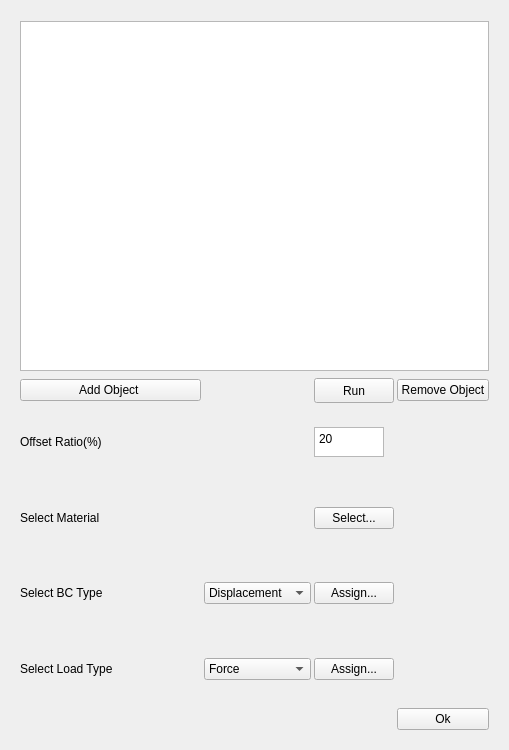
Above: fembygen/ui/createGeo.ui from V-ulkan/FEMbyGEN before the change. Below: the same form after it.
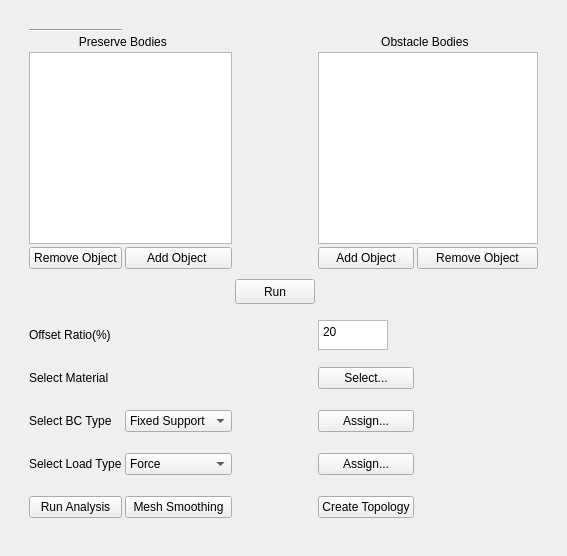
That is the form after the change.

Commit message: Created "preserve and obstacle"bodises selection

Patch:
```diff
--- a/fembygen/ui/createGeo.ui
+++ b/fembygen/ui/createGeo.ui
@@ -6,8 +6,8 @@
    <rect>
     <x>0</x>
     <y>0</y>
-    <width>509</width>
-    <height>750</height>
+    <width>567</width>
+    <height>556</height>
    </rect>
   </property>
   <property name="windowTitle">
@@ -17,46 +17,13 @@
    <item row="0" column="0">
     <widget class="QWidget" name="widget" native="true">
      <layout class="QGridLayout" name="gridLayout_9">
-      <item row="1" column="0">
-       <layout class="QGridLayout" name="gridLayout_8" rowstretch="1,0,0,0,0,0,0" columnstretch="1,0,0,0">
+      <item row="0" column="0">
+       <widget class="QWidget" name="layout" native="true">
+        <layout class="QGridLayout" name="gridLayout_8" rowstretch="1,0,0,0,0,0,0,0,0,0" columnstretch="1,0,0,0,0">
         <property name="spacing">
          <number>3</number>
         </property>
-        <item row="3" column="2">
-         <widget class="QPushButton" name="SelectMaterial">
-          <property name="text">
-           <string>Select...</string>
-          </property>
-         </widget>
-        </item>
-        <item row="0" column="0">
-         <widget class="QPushButton" name="addItem">
-          <property name="text">
-           <string>Add Object </string>
-          </property>
-         </widget>
-        </item>
-        <item row="5" column="2">
-         <widget class="QPushButton" name="AssignLoad">
-          <property name="text">
-           <string>Assign...</string>
-          </property>
-         </widget>
-        </item>
-        <item row="3" column="3">
-         <spacer name="verticalSpacer_5">
-          <property name="orientation">
-           <enum>Qt::Vertical</enum>
-          </property>
-          <property name="sizeHint" stdset="0">
-           <size>
-            <width>20</width>
-            <height>40</height>
-           </size>
-          </property>
-         </spacer>
-        </item>
-        <item row="2" column="0">
+         <item row="5" column="0">
          <widget class="QLabel" name="offsetRatiol">
           <property name="sizePolicy">
            <sizepolicy hsizetype="Fixed" vsizetype="Preferred">
@@ -75,7 +42,41 @@
           </property>
          </widget>
         </item>
-        <item row="4" column="2">
+         <item row="8" column="3">
+          <widget class="QPushButton" name="AssignLoad">
+           <property name="text">
+            <string>Assign...</string>
+           </property>
+          </widget>
+         </item>
+         <item row="7" column="1">
+          <widget class="QComboBox" name="SelectBCtype">
+           <item>
+            <property name="text">
+             <string>Fixed Support</string>
+            </property>
+           </item>
+           <item>
+            <property name="text">
+             <string>Displacement</string>
+            </property>
+           </item>
+          </widget>
+         </item>
+         <item row="7" column="0">
+          <widget class="QLabel" name="Bc_type">
+           <property name="maximumSize">
+            <size>
+             <width>16777215</width>
+             <height>30</height>
+            </size>
+           </property>
+           <property name="text">
+            <string>Select BC Type</string>
+           </property>
+          </widget>
+         </item>
+         <item row="7" column="3">
          <widget class="QPushButton" name="AssignBC">
           <property name="styleSheet">
            <string notr="true">selection-background-color: qlineargradient(spread:pad, x1:0, y1:0, x2:1, y2:0, stop:0 rgba(0, 0, 0, 255), stop:1 rgba(255, 255, 255, 255));</string>
@@ -85,27 +86,24 @@
           </property>
          </widget>
         </item>
-        <item row="4" column="3">
-         <spacer name="verticalSpacer_6">
+         <item row="0" column="0">
+          <widget class="Line" name="line">
           <property name="orientation">
-           <enum>Qt::Vertical</enum>
-          </property>
-          <property name="sizeHint" stdset="0">
-           <size>
-            <width>20</width>
-            <height>40</height>
-           </size>
-          </property>
-         </spacer>
-        </item>
-        <item row="0" column="3">
-         <widget class="QPushButton" name="RemoveObj">
+            <enum>Qt::Horizontal</enum>
+           </property>
+          </widget>
+         </item>
+         <item row="2" column="0" colspan="2">
+          <widget class="QListWidget" name="preserve_bodies"/>
+         </item>
+         <item row="9" column="3">
+          <widget class="QPushButton" name="topology_create">
           <property name="text">
-           <string>Remove Object</string>
+            <string>Create Topology</string>
           </property>
          </widget>
         </item>
-        <item row="3" column="0">
+         <item row="6" column="0">
          <widget class="QLabel" name="selectMaterialL">
           <property name="maximumSize">
            <size>
@@ -118,41 +116,20 @@
           </property>
          </widget>
         </item>
-        <item row="4" column="1">
-         <widget class="QComboBox" name="SelectBCtype">
-          <item>
-           <property name="text">
-            <string>Displacement</string>
+         <item row="2" column="2">
+          <spacer name="horizontalSpacer">
+           <property name="orientation">
+            <enum>Qt::Horizontal</enum>
            </property>
-          </item>
-          <item>
-           <property name="text">
-            <string>Fixed Support</string>
-           </property>
-          </item>
-         </widget>
-        </item>
-        <item row="5" column="0">
-         <widget class="QLabel" name="forceL">
-          <property name="text">
-           <string>Select Load Type</string>
-          </property>
-         </widget>
-        </item>
-        <item row="4" column="0">
-         <widget class="QLabel" name="Bc_type">
-          <property name="maximumSize">
+           <property name="sizeHint" stdset="0">
            <size>
-            <width>16777215</width>
-            <height>30</height>
-           </size>
-          </property>
-          <property name="text">
-           <string>Select BC Type</string>
-          </property>
-         </widget>
-        </item>
-        <item row="5" column="1">
+             <width>40</width>
+             <height>20</height>
+            </size>
+           </property>
+          </spacer>
+         </item>
+         <item row="8" column="1">
          <widget class="QComboBox" name="SelectLoadtype">
           <item>
            <property name="text">
@@ -166,7 +143,66 @@
           </item>
          </widget>
         </item>
+         <item row="9" column="0">
+          <widget class="QPushButton" name="run_analysis">
+           <property name="text">
+            <string>Run Analysis</string>
+           </property>
+          </widget>
+         </item>
+         <item row="9" column="4">
+          <spacer name="verticalSpacer">
+           <property name="orientation">
+            <enum>Qt::Vertical</enum>
+           </property>
+           <property name="sizeHint" stdset="0">
+            <size>
+             <width>20</width>
+             <height>40</height>
+            </size>
+           </property>
+          </spacer>
+         </item>
+         <item row="6" column="4">
+          <spacer name="verticalSpacer_5">
+           <property name="orientation">
+            <enum>Qt::Vertical</enum>
+           </property>
+           <property name="sizeHint" stdset="0">
+            <size>
+             <width>20</width>
+             <height>40</height>
+            </size>
+           </property>
+          </spacer>
+         </item>
+         <item row="8" column="0">
+          <widget class="QLabel" name="forceL">
+           <property name="text">
+            <string>Select Load Type</string>
+           </property>
+          </widget>
+         </item>
         <item row="5" column="3">
+          <widget class="QPlainTextEdit" name="OffsetRatio">
+           <property name="sizePolicy">
+            <sizepolicy hsizetype="Expanding" vsizetype="Expanding">
+             <horstretch>0</horstretch>
+             <verstretch>0</verstretch>
+            </sizepolicy>
+           </property>
+           <property name="maximumSize">
+            <size>
+             <width>70</width>
+             <height>30</height>
+            </size>
+           </property>
+           <property name="plainText">
+            <string>20</string>
+           </property>
+          </widget>
+         </item>
+         <item row="8" column="4">
          <spacer name="verticalSpacer_7">
           <property name="orientation">
            <enum>Qt::Vertical</enum>
@@ -179,7 +215,37 @@
           </property>
          </spacer>
         </item>
-        <item row="2" column="3">
+         <item row="3" column="3">
+          <widget class="QPushButton" name="addItem_in_obstacle">
+           <property name="text">
+            <string>Add Object</string>
+           </property>
+          </widget>
+         </item>
+         <item row="7" column="4">
+          <spacer name="verticalSpacer_6">
+           <property name="orientation">
+            <enum>Qt::Vertical</enum>
+           </property>
+           <property name="sizeHint" stdset="0">
+            <size>
+             <width>20</width>
+             <height>40</height>
+            </size>
+           </property>
+          </spacer>
+         </item>
+         <item row="9" column="1">
+          <widget class="QPushButton" name="meshsmoothing">
+           <property name="text">
+            <string>Mesh Smoothing</string>
+           </property>
+          </widget>
+         </item>
+         <item row="2" column="3" colspan="2">
+          <widget class="QListWidget" name="obstacle_bodies"/>
+         </item>
+         <item row="5" column="4">
          <spacer name="verticalSpacer_4">
           <property name="orientation">
            <enum>Qt::Vertical</enum>
@@ -192,7 +258,62 @@
           </property>
          </spacer>
         </item>
-        <item row="0" column="2">
+         <item row="3" column="4">
+          <widget class="QPushButton" name="remove_in_obstacle">
+           <property name="text">
+            <string>Remove Object</string>
+           </property>
+          </widget>
+         </item>
+         <item row="3" column="0">
+          <widget class="QPushButton" name="remove_in_preserve">
+           <property name="text">
+            <string>Remove Object</string>
+           </property>
+          </widget>
+         </item>
+         <item row="3" column="1">
+          <widget class="QPushButton" name="addItem_in_preserve">
+           <property name="text">
+            <string>Add Object </string>
+           </property>
+          </widget>
+         </item>
+         <item row="6" column="3">
+          <widget class="QPushButton" name="SelectMaterial">
+           <property name="text">
+            <string>Select...</string>
+           </property>
+          </widget>
+         </item>
+         <item row="1" column="0" colspan="2">
+          <widget class="QLabel" name="label">
+           <property name="text">
+            <string>               Preserve Bodies</string>
+           </property>
+          </widget>
+         </item>
+         <item row="1" column="3" colspan="2">
+          <widget class="QLabel" name="label_2">
+           <property name="text">
+            <string>                   Obstacle Bodies</string>
+           </property>
+          </widget>
+         </item>
+         <item row="4" column="4">
+          <spacer name="verticalSpacer_2">
+           <property name="orientation">
+            <enum>Qt::Vertical</enum>
+           </property>
+           <property name="sizeHint" stdset="0">
+            <size>
+             <width>20</width>
+             <height>40</height>
+            </size>
+           </property>
+          </spacer>
+         </item>
+         <item row="4" column="2">
          <widget class="QPushButton" name="Run">
           <property name="minimumSize">
            <size>
@@ -205,79 +326,10 @@
           </property>
          </widget>
         </item>
-        <item row="6" column="3">
-         <widget class="QPushButton" name="ok">
-          <property name="text">
-           <string>Ok</string>
-          </property>
-         </widget>
-        </item>
-        <item row="2" column="2">
-         <widget class="QPlainTextEdit" name="OffsetRatio">
-          <property name="sizePolicy">
-           <sizepolicy hsizetype="Expanding" vsizetype="Expanding">
-            <horstretch>0</horstretch>
-            <verstretch>0</verstretch>
-           </sizepolicy>
-          </property>
-          <property name="maximumSize">
-           <size>
-            <width>70</width>
-            <height>30</height>
-           </size>
-          </property>
-          <property name="plainText">
-           <string>20</string>
-          </property>
-         </widget>
-        </item>
-       </layout>
-      </item>
-      <item row="0" column="0">
-       <layout class="QVBoxLayout" name="verticalLayout">
-        <item>
-         <widget class="QListWidget" name="addingTree">
-          <property name="sizePolicy">
-           <sizepolicy hsizetype="Expanding" vsizetype="Expanding">
-            <horstretch>0</horstretch>
-            <verstretch>0</verstretch>
-           </sizepolicy>
-          </property>
-          <property name="minimumSize">
-           <size>
-            <width>0</width>
-            <height>0</height>
-           </size>
-          </property>
-          <property name="maximumSize">
-           <size>
-            <width>16777215</width>
-            <height>350</height>
-           </size>
-          </property>
-          <property name="toolTip">
-           <string>Click the row to open file</string>
-          </property>
-          <property name="verticalScrollBarPolicy">
-           <enum>Qt::ScrollBarAsNeeded</enum>
-          </property>
-          <property name="horizontalScrollBarPolicy">
-           <enum>Qt::ScrollBarAsNeeded</enum>
-          </property>
-          <property name="sizeAdjustPolicy">
-           <enum>QAbstractScrollArea::AdjustToContents</enum>
-          </property>
-          <property name="selectionMode">
-           <enum>QAbstractItemView::MultiSelection</enum>
-          </property>
-         </widget>
-        </item>
-        <item>
-         <layout class="QHBoxLayout" name="horizontalLayout_7"/>
-        </item>
-       </layout>
-      </item>
-     </layout>
+        </layout>
+       </widget>
+      </item>
+     </layout>
     </widget>
    </item>
   </layout>
```
Left out of the diff: 4 changed lines with no effect on the pictures. Lines whose indentation alone changed are shown as unchanged. The commit also changes 1 other file.
